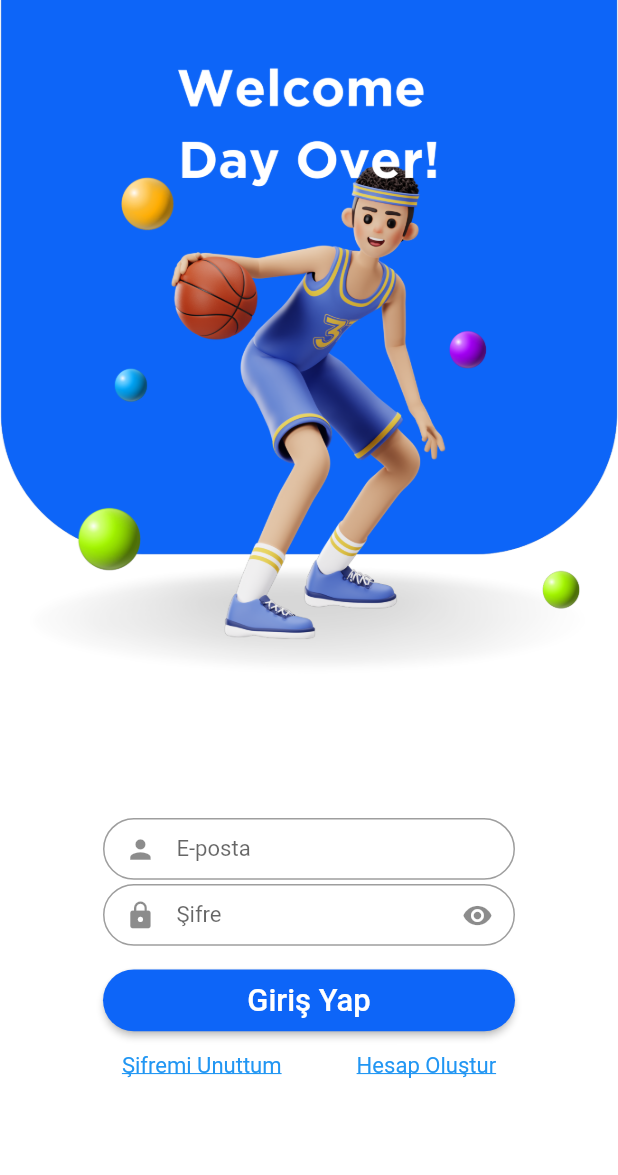
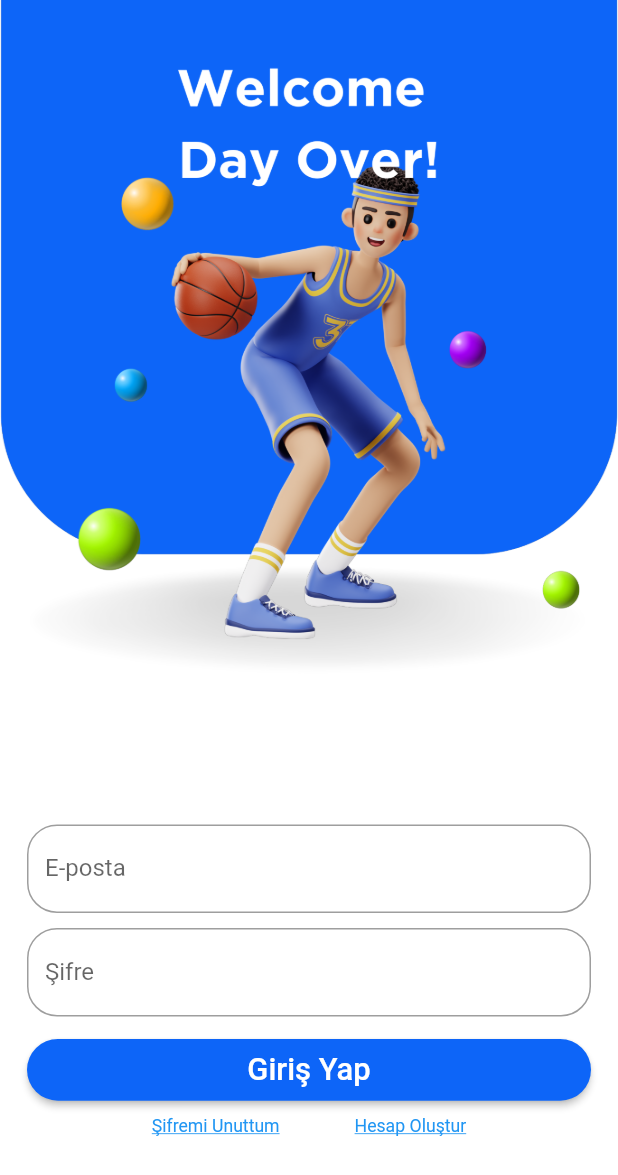
Before and after one commit to NovaSoftTeam/day_over, a Flutter app: the screen it shows after launch, on a phone screen of 412 x 824 dp. Shown: the top 1175 px of the screen. Run offline on Flutter 3.47's test engine with Material 2 defaults, Android fonts, the phone set to English and light mode, and no system bars; our stand-ins replace animated_text_kit, firebase_auth, firebase_core, flutter_riverpod, google_nav_bar, loading_animation_widget; missing offline and left inert: kartal; accounts and stored records are empty.

Commit message:
Sign In screen is added

```diff
--- a/lib/features/sign_in/sign_in_view.dart
+++ b/lib/features/sign_in/sign_in_view.dart
@@ -1,12 +1,9 @@
-import 'package:day_over/product/constants/color_constants.dart';
-import 'package:day_over/product/constants/string_constants.dart';
 import 'package:day_over/product/widgets/custom_form_field.dart';
 import 'package:flutter/cupertino.dart';
 import 'package:flutter/material.dart';
 import 'package:flutter_riverpod/flutter_riverpod.dart';
-import 'package:kartal/kartal.dart';
 
-class SignInView extends  ConsumerStatefulWidget{
+class SignInView extends ConsumerStatefulWidget {
   const SignInView({Key? key}) : super(key: key);
 
   @override
@@ -20,8 +17,21 @@ class _SignInViewState extends ConsumerState<SignInView> {
 
   @override
   Widget build(BuildContext context) {
+    var inputTextSize = MediaQuery.of(context).size.width / 28;
+    var iconSize = MediaQuery.of(context).size.width / 20;
+    var hintTextSize = MediaQuery.of(context).size.width / 25;
+    double actionTextSize;
+
+    if (MediaQuery.of(context).size.width >
+        MediaQuery.of(context).size.height) {
+      actionTextSize = MediaQuery.of(context).size.height / 45;
+    } else {
+      actionTextSize = MediaQuery.of(context).size.width / 35;
+    }
+
+    var loginButtonTextSize = MediaQuery.of(context).size.height / 40;
     return Scaffold(
-      backgroundColor: Color.fromRGBO(255, 255, 255, 1),
+      backgroundColor: const Color.fromRGBO(255, 255, 255, 1),
       body: SingleChildScrollView(
         child: Column(
           mainAxisAlignment: MainAxisAlignment.start,
@@ -31,118 +41,50 @@ class _SignInViewState extends ConsumerState<SignInView> {
               child: Image(
                 width: MediaQuery.of(context).size.width,
                 height: MediaQuery.of(context).size.height / 1.55,
-                image: AssetImage('assets/images/wc_dayover.png'),
+                image: const AssetImage('assets/images/wc_dayover.png'),
                 alignment: Alignment.topCenter,
               ),
             ),
-            Column(
+            Padding(
+              padding: const EdgeInsets.all(18.0),
+              child: Column(
                 children: [
-                Container(
-                  margin: EdgeInsets.only(
-                    left: MediaQuery.of(context).size.height / 40,
-                    top: MediaQuery.of(context).size.height / 60,
-                    right: MediaQuery.of(context).size.height / 40,
-                    bottom: MediaQuery.of(context).size.height / 300,
+                  CustomFormField(
+                    controller: epostController,
+                    hintText: "",
+                    labelText: "E-posta",
                   ),
-                  width: MediaQuery.of(context).size.width / 1.5,
-                  decoration: BoxDecoration(
-                    borderRadius: BorderRadius.circular(18) *
-                        MediaQuery.of(context).size.height,
-                    border: Border.all(width: 1.0, color: Colors.grey),
+                  const SizedBox(
+                    height:10,
                   ),
+                  CustomFormField(
+                    controller: passwordController,
+                    labelText: "Şifre",
+                    hintText: "",
+                  ),
+                  const SizedBox(
+                    height:15,
+                  ),
+              SizedBox(
+                //width: MediaQuery.of(context).size.width / 1.5,
                 height: MediaQuery.of(context).size.height / 20,
-                  child: Align(
-                    alignment: Alignment.center,
-                    child: TextField(
-                      style: TextStyle(
-                        fontSize: MediaQuery.of(context).size.width /25//hayalet yaz
-                      ),
-                      controller: epostController,
-                      decoration: InputDecoration(
-                        border: InputBorder.none,
-                        labelText: 'E-posta',
-                        labelStyle: TextStyle(
-                            fontSize:
-                            MediaQuery.of(context).size.width /28),//input e posta
-                        prefixIcon: Icon(
-                          Icons.person,
-                          size: MediaQuery.of(context).size.width /20,
-                        ),
-                      ),
-                    ),
-                  ),
-                ),
-                Container(
-                  margin: EdgeInsets.only(
-                      left: MediaQuery.of(context).size.height / 40,
-                      top: 0,
-                      right: MediaQuery.of(context).size.height / 40,
-                      bottom: MediaQuery.of(context).size.height / 400),
-                  width: MediaQuery.of(context).size.width / 1.5,
-                  decoration: BoxDecoration(
-                    borderRadius: BorderRadius.circular(18) *
-                        MediaQuery.of(context).size.height,
-                    border: Border.all(width: 1.0, color: Colors.grey),
-                  ),
-                  height: MediaQuery.of(context).size.height / 20,
-                  child: Align(
-                    alignment: Alignment.center,
-                    child: TextField(
-                      style: TextStyle(
-                          fontSize: MediaQuery.of(context).size.width /25
-                      ),//input hayalet yazı
-                      obscureText: _isObscured,
-                      decoration: InputDecoration(
-                        border: InputBorder.none,
-                        labelText: 'Şifre',
-                        labelStyle: TextStyle(
-                            fontSize:
-                            MediaQuery.of(context).size.width /28),//input şifre
-                        prefixIcon: Icon(
-                          Icons.lock,
-                          size: MediaQuery.of(context).size.width /20,
-                        ),
-                        suffixIcon: IconButton(
-                          icon: Icon(
-                            _isObscured
-                                ? Icons.visibility
-                                : Icons.visibility_off,
-                          ),
-                          iconSize: MediaQuery.of(context).size.width /20,
-                          onPressed: () {
-                            setState(() {
-                              _isObscured = !_isObscured;
-                            });
-                          },
-                        ),
-                      ),
-                    ),
-                  ),
-                ),
-                Container(
-                  margin: EdgeInsets.only(
-                      left: MediaQuery.of(context).size.height / 40,
-                      top: MediaQuery.of(context).size.height / 60,
-                      right: MediaQuery.of(context).size.height / 40,
-                      bottom: MediaQuery.of(context).size.height / 60),
-                  width: MediaQuery.of(context).size.width / 1.5,
-                  height: MediaQuery.of(context).size.height / 20,
+                width: double.infinity,
                 child: ElevatedButton(
                   onPressed: () {},
                   style: ElevatedButton.styleFrom(
-                      backgroundColor: Color.fromRGBO(13, 101, 248, 1),
+                    backgroundColor: const Color.fromRGBO(13, 101, 248, 1),
                     shape: RoundedRectangleBorder(
-                        borderRadius: BorderRadius.circular(18) *
-                            MediaQuery.of(context).size.height,
+                      borderRadius: BorderRadius.circular(MediaQuery.of(context).size.height),
                     ),
                   ),
                   child: Text(
                     "Giriş Yap",
-                      style: TextStyle(
-                          fontSize:
-                              MediaQuery.of(context).size.width /20),
+                    style: TextStyle(fontSize: loginButtonTextSize),
                   ),
                 ),
+              ),
+                  const SizedBox(
+                    height: 10,
                   ),
                   Row(
                     mainAxisAlignment: MainAxisAlignment.center,
@@ -155,10 +97,9 @@ class _SignInViewState extends ConsumerState<SignInView> {
                             style: TextStyle(
                                 decoration: TextDecoration.underline,
                                 color: Colors.blue,
-                              fontSize:
-                              MediaQuery.of(context).size.width /28)),
+                                fontSize: actionTextSize)),
                       ),
-                    SizedBox(
+                      const SizedBox(
                         width: 50,
                       ),
                       GestureDetector(
@@ -168,13 +109,13 @@ class _SignInViewState extends ConsumerState<SignInView> {
                           style: TextStyle(
                               decoration: TextDecoration.underline,
                               color: Colors.blue,
-                            fontSize:
-                            MediaQuery.of(context).size.width /28),
+                              fontSize: actionTextSize),
                         ),
                       ),
                     ],
                   )
                 ],
+              ),
             ),
           ],
         ),
```
Also changed, not shown: lib/features/data_page/data_view.dart (added), pubspec.lock. Lines whose indentation alone changed are shown as unchanged.
